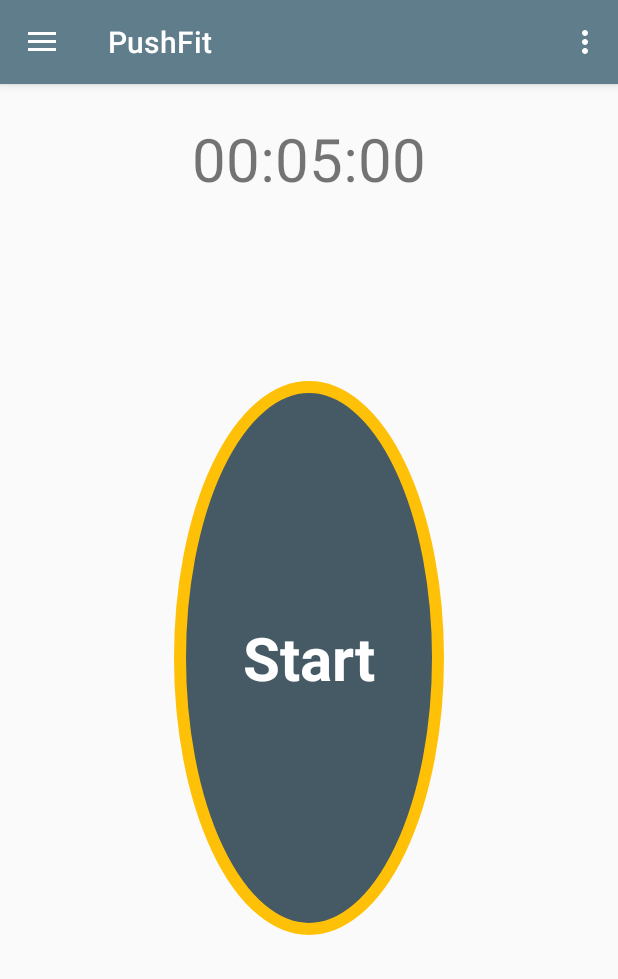
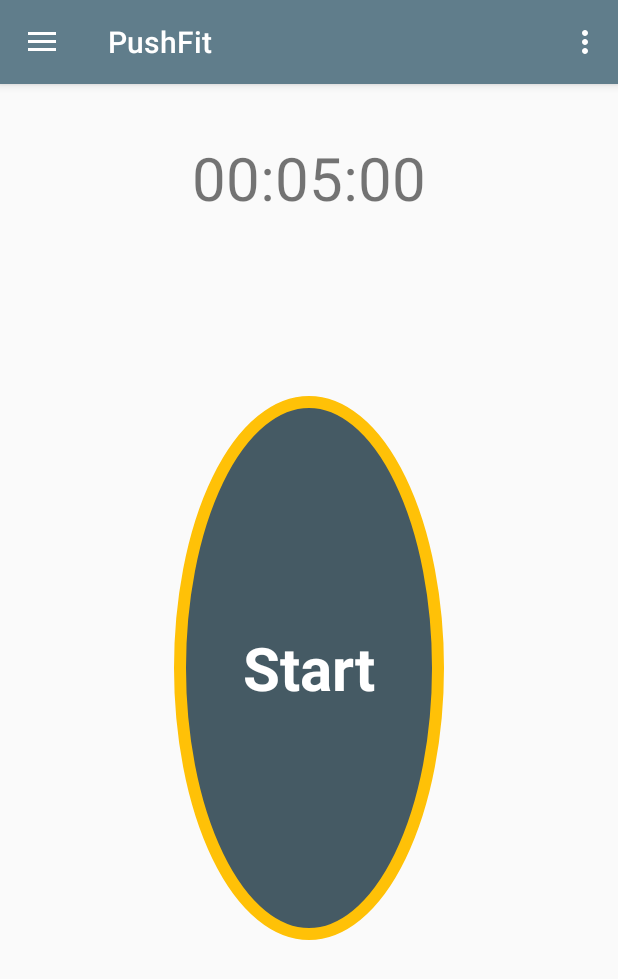
Before and after one commit to andela-cnwokocha/Fitgoup, an Android app: the screen it shows after launch (HomeDrawer), on a phone screen of 412 x 824 dp. Shown: the top 979 px of the screen. Run offline under Robolectric (Android 15) with nearby library versions, the phone set to English and light mode, and no system bars.

Commit message:
replace fragments in layout based on navigation item selected

```diff
--- a/app/src/main/res/layout/app_bar_home_drawer.xml
+++ b/app/src/main/res/layout/app_bar_home_drawer.xml
@@ -22,11 +22,18 @@
 
     </android.support.design.widget.AppBarLayout>
 
-    <!--<include layout="@layout/content_home_drawer"/>-->
-    <FrameLayout
-        android:id="@+id/dfragment_exercise"
+    <LinearLayout
+        xmlns:android="http://schemas.android.com/apk/res/android"
         android:layout_width="match_parent"
-        android:layout_height="match_parent">
-    </FrameLayout>
+        android:layout_height="match_parent"
+        android:orientation="vertical" >
+
+        <FrameLayout
+            android:id="@+id/dfragment_exercise"
+            android:layout_width="match_parent"
+            android:layout_height="match_parent">
+        </FrameLayout>
+
+    </LinearLayout>
 
 </android.support.design.widget.CoordinatorLayout>
--- a/app/src/main/res/layout/fragment_home_dashboard.xml
+++ b/app/src/main/res/layout/fragment_home_dashboard.xml
@@ -8,7 +8,7 @@
     android:animateLayoutChanges="true"
     android:id="@+id/exercise_fragment"
     android:padding="@dimen/bootstrap_h1_vert_padding"
-    tools:context="com.example.andela.fitgoup.activities.HomeDashboard$PlaceholderFragment">
+    tools:context="com.example.andela.fitgoup.activities.HomeDrawer$PlaceholderFragment">
 
     <TextView
         android:layout_width="wrap_content"
@@ -17,6 +17,7 @@
         android:id="@+id/timer_field"
         android:textSize="40sp"
         android:layout_weight="1.5"
+        android:paddingTop="15dp"
         android:paddingBottom="50dp"
         android:layout_gravity="center_vertical|center_horizontal"/>
 
--- a/app/src/main/res/menu/activity_home_drawer_drawer.xml
+++ b/app/src/main/res/menu/activity_home_drawer_drawer.xml
@@ -3,7 +3,7 @@
 
     <group android:checkableBehavior="single">
         <item
-            android:id="@+id/Push_up"
+            android:id="@+id/push_up"
             android:icon="@drawable/ic_fitness_center"
             android:title="Push up"/>
 
```
Also changed, not shown: app/src/main/java/com/example/andela/fitgoup/activities/HomeDrawer.java (+27 -10 lines).
